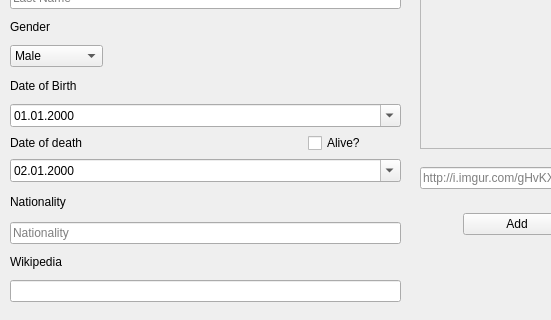
Qt form ui/scientistdialog.ui (VLN-H7/Skil3) before a commit; both pictures show x 0 to 551 and y 152 to 472 of the 747 by 472 pixel window.
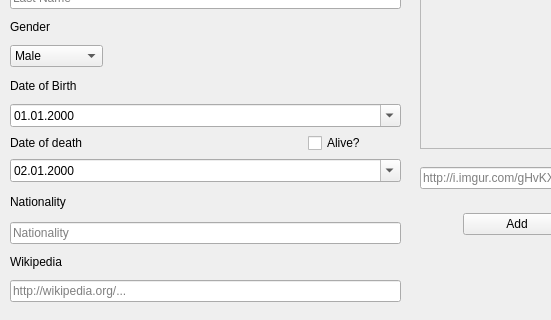
The same form after that commit.

Commit message: Fixed tab order

The edit to the form file:
```diff
--- a/ui/scientistdialog.ui
+++ b/ui/scientistdialog.ui
@@ -218,7 +218,11 @@
      </widget>
     </item>
     <item row="14" column="0" colspan="4">
-     <widget class="QLineEdit" name="inputWikipedia"/>
+     <widget class="QLineEdit" name="inputWikipedia">
+      <property name="placeholderText">
+       <string>http://wikipedia.org/...</string>
+      </property>
+     </widget>
     </item>
    </layout>
   </widget>
```
Left out of the diff: 11 changed lines with no effect on the pictures. The commit also changes 3 other files.
